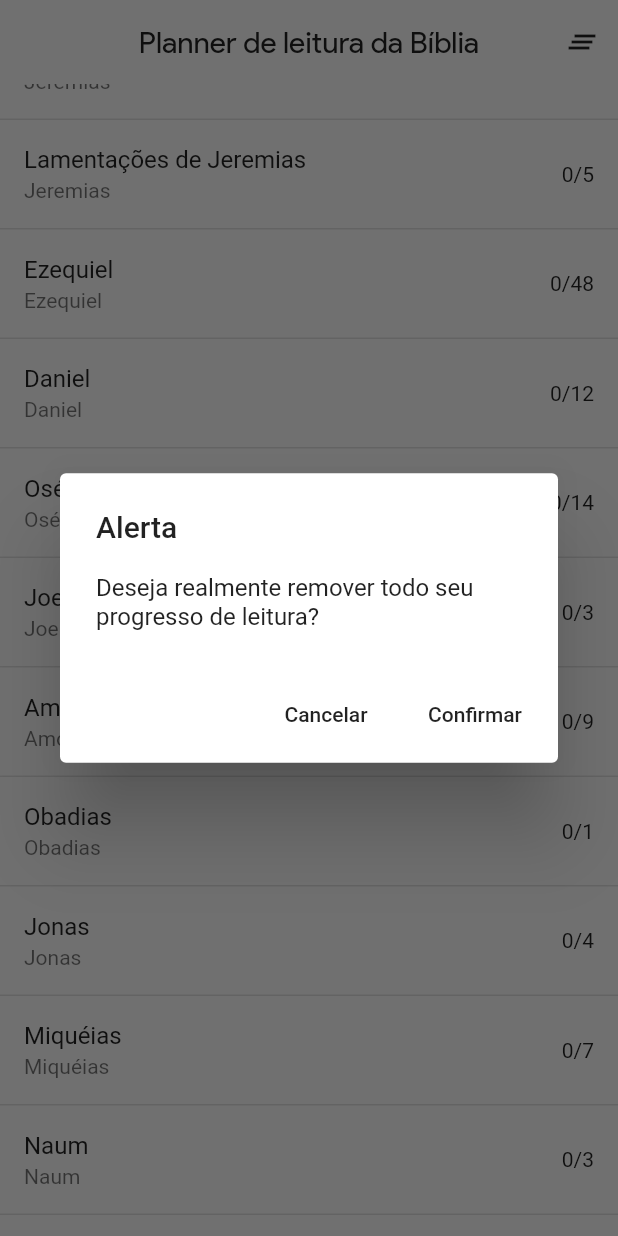
After one commit to rafaelcneves/bibleplanner, a Flutter app: the screen it shows after launch, scrolled down 1728 dp, after a tap on the "clear all" icon, on a phone screen of 412 x 824 dp. The commit adds this screen. Run offline on Flutter 3.47's test engine with Material 2 defaults, Android fonts, the light colour scheme and no system bars; our stand-ins replace flutter_mobx, flutter_staggered_animations, get_it, hive, hive_flutter, mobx; accounts and stored records are empty; generated files the repository leaves out were written again.

Commit message:
Confirm messages

```diff
--- /dev/null
+++ b/lib/components/alert_component.dart
@@ -0,0 +1,36 @@
+import 'package:flutter/material.dart';
+
+class AlertComponent extends StatelessWidget {
+  final Text title;
+  final Text content;
+  final Function confirm;
+  final Function cancel;
+
+  const AlertComponent(
+      {Key key, this.title, this.content, this.confirm, this.cancel})
+      : super(key: key);
+
+  @override
+  Widget build(BuildContext context) {
+    return AlertDialog(
+      title: title,
+      content: content,
+      actions: [
+        FlatButton(
+          child: Text('Cancelar'),
+          onPressed: () {
+            if (cancel != null) cancel();
+            Navigator.of(context).pop();
+          },
+        ),
+        FlatButton(
+          child: Text('Confirmar'),
+          onPressed: () {
+            if (confirm != null) confirm();
+            Navigator.of(context).pop();
+          },
+        ),
+      ],
+    );
+  }
+}
--- a/lib/pages/home_page/home_page.dart
+++ b/lib/pages/home_page/home_page.dart
@@ -1,3 +1,4 @@
+import 'package:bibleplanner/components/alert_component.dart';
 import 'package:bibleplanner/models/book.dart';
 import 'package:bibleplanner/pages/chapters_page/chapters_page.dart';
 import 'package:bibleplanner/stores/bible_store.dart';
@@ -35,6 +36,27 @@ class _HomePageState extends State<HomePage> {
         //   icon: Icon(Icons.menu),
         //   onPressed: () {},
         // ),
+        actions: [
+          IconButton(
+            icon: Icon(Icons.clear_all),
+            onPressed: () {
+              showDialog(
+                  context: context,
+                  builder: (context) {
+                    return AlertComponent(
+                      title: Text('Alerta'),
+                      content: Text(
+                          'Deseja realmente remover todo seu progresso de leitura?'),
+                      confirm: () {
+                        _bibleStore.currentPlanner.bookChapters.clear();
+                        _bibleStore.currentPlanner.save();
+                        _bibleStore.updateCurrentPlannerBookChapters();
+                      },
+                    );
+                  });
+            },
+          )
+        ],
       ),
       body: Observer(
         name: 'BooksList',
```
Also changed, not shown: lib/pages/chapters_page/chapters_page.dart (+17 -5 lines).
